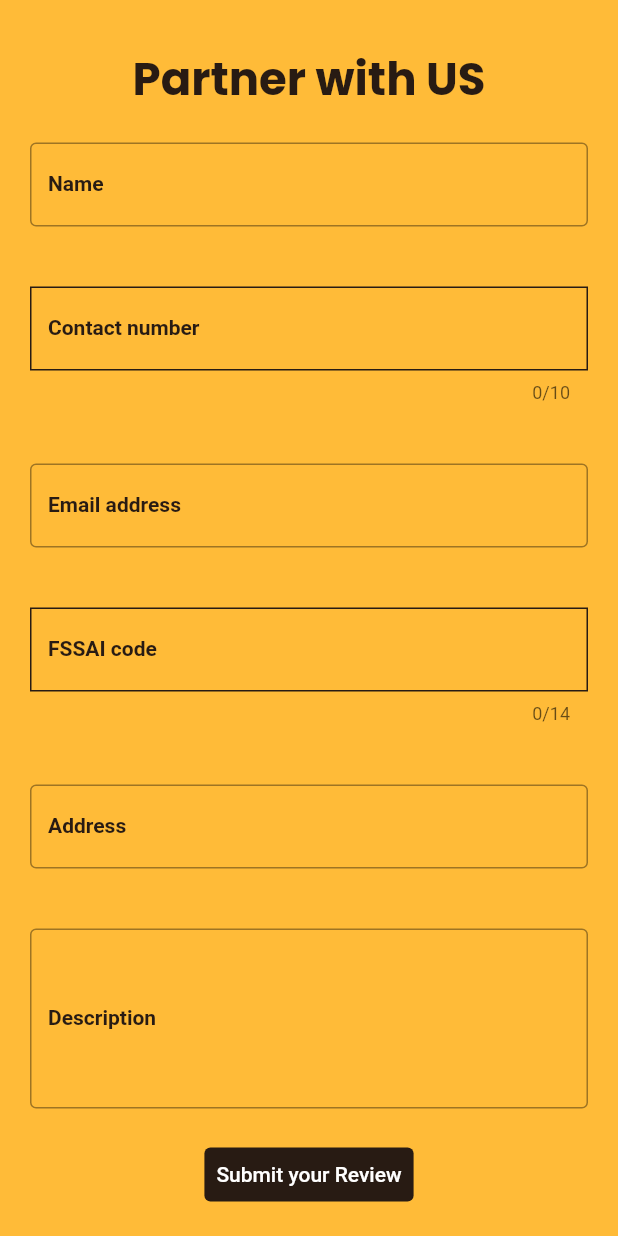
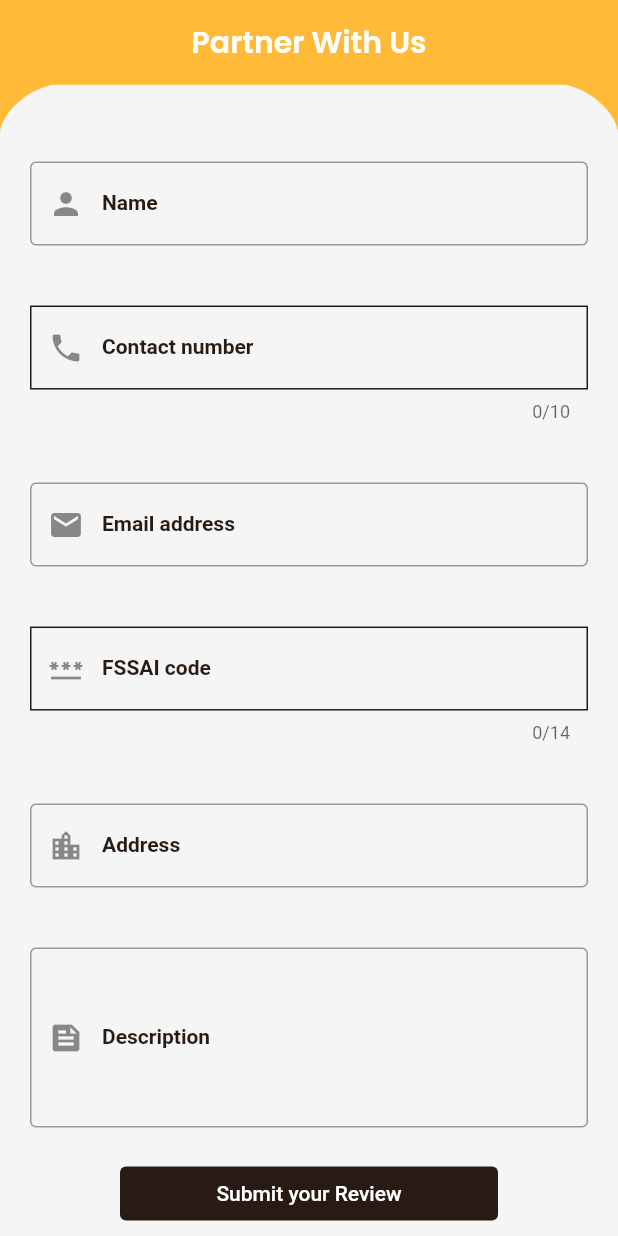
Before and after one commit to Mubashir-vp/partner_with_us, a Flutter app: the screen it shows after launch, on a phone screen of 412 x 824 dp. Run offline on Flutter 3.47's test engine with Material 2 defaults, Android fonts, the phone set to English and light mode, and no system bars; our stand-ins replace email_validator, google_fonts, hexcolor.

```diff
--- a/lib/main.dart
+++ b/lib/main.dart
@@ -3,9 +3,9 @@ import 'package:partnerwithus/view/feedback.dart';
 
 void main() {
   runApp(
-     MaterialApp(
+     const MaterialApp(
       debugShowCheckedModeBanner: false,
-      home: FeedBackscreen(),
+      home: FeedBack(),
     ),
   );
 }
--- a/lib/view/feedback.dart
+++ b/lib/view/feedback.dart
@@ -1,48 +1,96 @@
+// ignore_for_file: unused_field
+
 import 'package:email_validator/email_validator.dart';
 import 'package:flutter/material.dart';
+import 'package:google_fonts/google_fonts.dart';
 import 'package:hexcolor/hexcolor.dart';
-import 'package:google_fonts/google_fonts.dart';
 
-class FeedBackscreen extends StatelessWidget {
-  FeedBackscreen({
+class FeedBack extends StatefulWidget {
+  const FeedBack({
     super.key,
   });
   @override
-  Widget build(
-    BuildContext context,
-  ) {
-    return SafeArea(
-      child: Scaffold(
+  State<FeedBack> createState() => _FeedBackState();
+}
+
+class _FeedBackState extends State<FeedBack>
+    with SingleTickerProviderStateMixin {
+  late AnimationController _controller;
+  late Animation<double> _animation;
+  late Animation<double> _animation2;
+  final TextEditingController namecontroller = TextEditingController();
+  final TextEditingController contactcontroller = TextEditingController();
+  final TextEditingController emailcontroller = TextEditingController();
+  final TextEditingController fssaicodecontroller = TextEditingController();
+  final TextEditingController addresscontroller = TextEditingController();
+  final TextEditingController descriptioncontroller = TextEditingController();
+  final GlobalKey<FormState> formKey = GlobalKey();
+
+  @override
+  void initState() {
+    super.initState();
+
+    _controller = AnimationController(
+      vsync: this,
+      duration: const Duration(seconds: 1),
+    );
+
+    _animation = Tween<double>(begin: 0, end: 1)
+        .animate(CurvedAnimation(parent: _controller, curve: Curves.easeOut))
+      ..addListener(() {
+        setState(() {});
+      });
+
+    _animation2 = Tween<double>(begin: 0, end: -30)
+        .animate(CurvedAnimation(parent: _controller, curve: Curves.easeOut));
+
+    _controller.forward();
+  }
+
+  @override
+  void dispose() {
+    _controller.dispose();
+    super.dispose();
+  }
+
+  @override
+  Widget build(BuildContext context) {
+    double w = MediaQuery.of(context).size.width;
+    return Scaffold(
+      backgroundColor: const Color(0xffF5F5F5),
+      appBar: AppBar(
         backgroundColor: HexColor(
           "#FFBB38",
         ),
-        body: SingleChildScrollView(
-          child: Form(
-            key: formKey,
-            child: Column(
-              children: [
-                const SizedBox(
-                  height: 30,
-                ),
-                Center(
-                  child: Text(
-                    "Partner with US",
+        elevation: 0,
+        title: Text(
+          "Partner With Us",
           style: GoogleFonts.poppins(
-                      textStyle: TextStyle(
-                        fontSize: 30,
-                        fontWeight: FontWeight.w700,
-                        color: HexColor(
-                          "#281B13",
+            textStyle: const TextStyle(
+                fontWeight: FontWeight.w600, color: Colors.white),
           ),
         ),
+        centerTitle: true,
       ),
+      body: Form(
+        key: formKey,
+        child: Stack(
+          children: [
+            ListView(
+              physics: const BouncingScrollPhysics(
+                parent: AlwaysScrollableScrollPhysics(),
               ),
+              children: [
+                SizedBox(height: w / 13),
+                const SizedBox(
+                  height: 0,
                 ),
                 Padding(
                   padding: const EdgeInsets.all(
                     20,
                   ),
                   child: textFormFied(
+                    icon: Icons.person,
                     controller: namecontroller,
                     validator: (val) {
                       if (val!.isEmpty || val == "") {
@@ -62,6 +110,7 @@ class FeedBackscreen extends StatelessWidget {
                     20,
                   ),
                   child: textFormFiedNumber(
+                    icon: Icons.phone,
                     controller: contactcontroller,
                     maxlength: 10,
                     validator: (val) {
@@ -85,6 +134,7 @@ class FeedBackscreen extends StatelessWidget {
                     20,
                   ),
                   child: textFormFied(
+                    icon: Icons.email,
                     controller: emailcontroller,
                     validator: (val) {
                       if (val!.isEmpty || val == "") {
@@ -106,6 +156,7 @@ class FeedBackscreen extends StatelessWidget {
                     20,
                   ),
                   child: textFormFiedNumber(
+                    icon: Icons.password,
                     controller: fssaicodecontroller,
                     maxlength: 14,
                     validator: (val) {
@@ -128,6 +179,7 @@ class FeedBackscreen extends StatelessWidget {
                     20,
                   ),
                   child: textFormFied(
+                    icon: Icons.location_city,
                     controller: addresscontroller,
                     validator: (val) {
                       if (val!.isEmpty || val == "") {
@@ -147,6 +199,7 @@ class FeedBackscreen extends StatelessWidget {
                     20,
                   ),
                   child: textFormFied(
+                    icon: Icons.feed,
                     controller: descriptioncontroller,
                     validator: (val) {
                       if (val!.isEmpty || val == "") {
@@ -161,7 +214,12 @@ class FeedBackscreen extends StatelessWidget {
                     text: "Description",
                   ),
                 ),
-                TextButton(
+                Padding(
+                  padding: const EdgeInsets.only(
+                    left: 80.0,
+                    right: 80,
+                  ),
+                  child: TextButton(
                     style: ButtonStyle(
                         backgroundColor: MaterialStateProperty.all(
                       HexColor(
@@ -188,9 +246,6 @@ class FeedBackscreen extends StatelessWidget {
                                     12,
                                   ),
                                 )),
-                              backgroundColor: HexColor(
-                                "#FFBB38",
-                              ),
                                 content: Column(
                                   mainAxisSize: MainAxisSize.min,
                                   mainAxisAlignment: MainAxisAlignment.center,
@@ -236,9 +291,14 @@ class FeedBackscreen extends StatelessWidget {
                       ),
                     ),
                   ),
+                ),
               ],
             ),
+            CustomPaint(
+              painter: MyPainter(),
+              child: Container(height: 0),
             ),
+          ],
         ),
       ),
     );
@@ -248,6 +308,7 @@ class FeedBackscreen extends StatelessWidget {
 textFormFied(
     {TextEditingController? controller,
     required int maxline,
+    required IconData icon,
     required text,
     required TextInputType keyboardtype,
     required TextInputAction action,
@@ -259,12 +320,12 @@ textFormFied(
     maxLines: maxline,
     keyboardType: keyboardtype,
     decoration: InputDecoration(
+      prefixIcon: Icon(icon),
       border: const OutlineInputBorder(
         borderSide: BorderSide(
           color: Colors.white,
         ),
       ),
-
       labelText: text,
       labelStyle: TextStyle(
         color: HexColor(
@@ -285,6 +346,7 @@ textFormFied(
 textFormFiedNumber(
     {TextEditingController? controller,
     required int maxline,
+    required IconData icon,
     required text,
     required TextInputType keyboardtype,
     required TextInputAction action,
@@ -298,6 +360,7 @@ textFormFiedNumber(
     maxLines: maxline,
     keyboardType: keyboardtype,
     decoration: InputDecoration(
+      prefixIcon: Icon(icon),
       border: const OutlineInputBorder(
         borderSide: BorderSide(
           color: Colors.white,
@@ -330,10 +393,40 @@ textFormFiedNumber(
   );
 }
 
-final TextEditingController namecontroller = TextEditingController();
-final TextEditingController contactcontroller = TextEditingController();
-final TextEditingController emailcontroller = TextEditingController();
-final TextEditingController fssaicodecontroller = TextEditingController();
-final TextEditingController addresscontroller = TextEditingController();
-final TextEditingController descriptioncontroller = TextEditingController();
-final GlobalKey<FormState> formKey = GlobalKey();
+class MyPainter extends CustomPainter {
+  @override
+  void paint(Canvas canvas, Size size) {
+    Paint paint_1 = Paint()
+      ..color = HexColor("#FFBB38")
+      ..style = PaintingStyle.fill;
+
+    Path path_1 = Path()
+      ..moveTo(0, 0)
+      ..lineTo(size.width * .1, 0)
+      ..cubicTo(size.width * .05, 0, 0, 20, 0, size.width * .08);
+
+    Path path_2 = Path()
+      ..moveTo(size.width, 0)
+      ..lineTo(size.width * .9, 0)
+      ..cubicTo(
+          size.width * .95, 0, size.width, 20, size.width, size.width * .08);
+
+    Paint paint_2 = Paint()
+      ..color = HexColor("#FFBB38")
+      ..strokeWidth = 1
+      ..style = PaintingStyle.stroke;
+
+    Path path_3 = Path()
+      ..moveTo(0, 0)
+      ..lineTo(size.width, 0);
+
+    canvas.drawPath(path_1, paint_1);
+    canvas.drawPath(path_2, paint_1);
+    canvas.drawPath(path_3, paint_2);
+  }
+
+  @override
+  bool shouldRepaint(covariant CustomPainter oldDelegate) {
+    return true;
+  }
+}
```
Also changed, not shown: 1 other file. Lines whose indentation alone changed are shown as unchanged.
